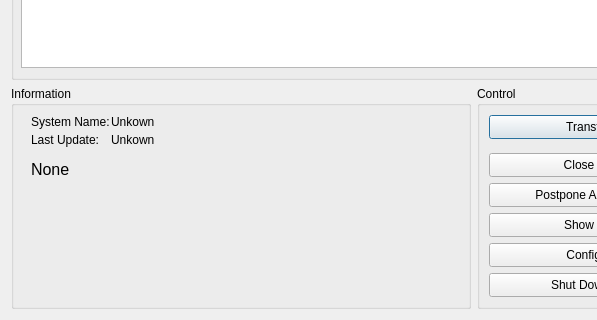
Old version of the form Client/rds_operationwindow.ui in the repository WillForan/yarraclient; both pictures show x 0 to 597 and y 131 to 451 of the 738 by 451 pixel window.
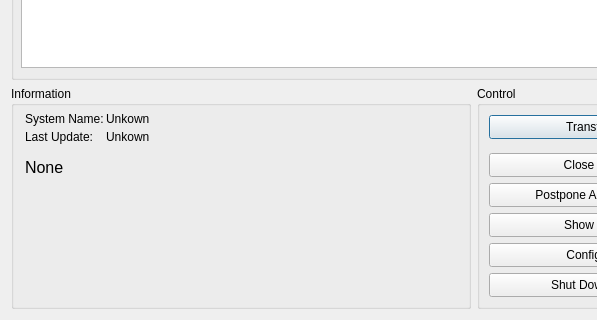
New version of the form. Icons and pictures are not drawn.

Commit message: Design changes. SAC: Window changes height depending on visibility of parameter field.

```diff
--- a/Client/rds_operationwindow.ui
+++ b/Client/rds_operationwindow.ui
@@ -228,21 +228,21 @@
      <widget class="QLabel" name="label">
       <property name="geometry">
        <rect>
-        <x>18</x>
-        <y>155</y>
-        <width>202</width>
-        <height>55</height>
+        <x>14</x>
+        <y>151</y>
+        <width>78</width>
+        <height>60</height>
        </rect>
       </property>
       <property name="minimumSize">
        <size>
-        <width>202</width>
-        <height>55</height>
+        <width>78</width>
+        <height>60</height>
        </size>
       </property>
       <property name="maximumSize">
        <size>
-        <width>149</width>
+        <width>78</width>
         <height>60</height>
        </size>
       </property>
@@ -262,8 +262,8 @@
      <widget class="QLabel" name="InfoLabelSystem">
       <property name="geometry">
        <rect>
-        <x>20</x>
-        <y>28</y>
+        <x>14</x>
+        <y>25</y>
         <width>91</width>
         <height>16</height>
        </rect>
@@ -275,8 +275,8 @@
      <widget class="QLabel" name="InfoLabelUpdate">
       <property name="geometry">
        <rect>
-        <x>20</x>
-        <y>46</y>
+        <x>14</x>
+        <y>43</y>
         <width>91</width>
         <height>16</height>
        </rect>
@@ -288,8 +288,8 @@
      <widget class="QLabel" name="InfoValueSystem">
       <property name="geometry">
        <rect>
-        <x>100</x>
-        <y>28</y>
+        <x>95</x>
+        <y>25</y>
         <width>351</width>
         <height>16</height>
        </rect>
@@ -301,8 +301,8 @@
      <widget class="QLabel" name="InfoValueUpdate">
       <property name="geometry">
        <rect>
-        <x>100</x>
-        <y>46</y>
+        <x>95</x>
+        <y>43</y>
         <width>351</width>
         <height>16</height>
        </rect>
@@ -314,8 +314,8 @@
      <widget class="QLabel" name="InfoValueError">
       <property name="geometry">
        <rect>
-        <x>20</x>
-        <y>74</y>
+        <x>14</x>
+        <y>72</y>
         <width>421</width>
         <height>51</height>
        </rect>
```
The commit also changes 9 other files.
